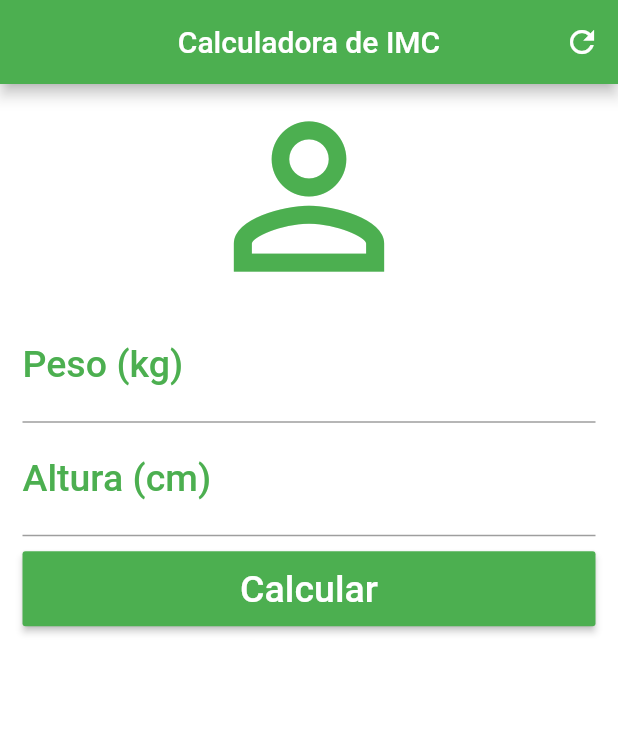
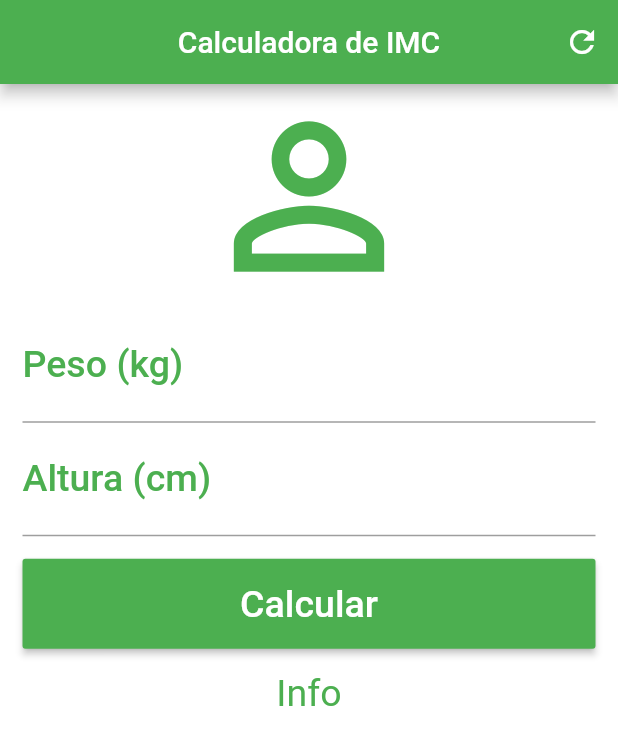
Before and after one commit to AndersonSMed/Calculadora_IMC_Flutter, a Flutter app: the screen it shows after launch, on a phone screen of 412 x 824 dp. Shown: the top 745 px of the screen. Run offline on Flutter 3.47's test engine with Material 2 defaults, Android fonts, the phone set to English and light mode, and no system bars.

Commit message:
Finalizado o layout do app

```diff
--- a/lib/main.dart
+++ b/lib/main.dart
@@ -27,7 +27,7 @@ class _HomeState extends State<Home> {
         ],
       ),
       backgroundColor: Colors.white,
-        body: Padding(
+      body: SingleChildScrollView(
         padding: EdgeInsets.symmetric(horizontal: 15.0),
         child: Column(
           crossAxisAlignment: CrossAxisAlignment.stretch,
@@ -66,9 +66,10 @@ class _HomeState extends State<Home> {
                   labelText: "Altura (cm)",
                   labelStyle: TextStyle(color: Colors.green)),
             ),
-              Container(
-                  height: 50.0,
-                  margin: EdgeInsets.only(top: 10.0),
+            Padding(
+              padding: EdgeInsets.symmetric(vertical: 15.0),
+              child: Container(
+                  height: 60.0,
                   child: RaisedButton(
                     onPressed: () {},
                     color: Colors.green,
@@ -76,9 +77,16 @@ class _HomeState extends State<Home> {
                       "Calcular",
                       style: TextStyle(color: Colors.white, fontSize: 25.0),
                     ),
-                  ))
+                  )),
+            ),
+            Text(
+              "Info",
+              textAlign: TextAlign.center,
+              style: TextStyle(color: Colors.green, fontSize: 25.0),
+            )
           ],
         ),
-        ));
+      ),
+    );
   }
 }
```
Also changed, not shown: 1 other file. Lines whose indentation alone changed are shown as unchanged.
